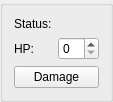
Old version of the form PlanePartDamageTracker.ui in the repository wchamilton/CEManeuverLog.
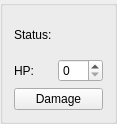
New version of the form.

```diff
--- a/PlanePartDamageTracker.ui
+++ b/PlanePartDamageTracker.ui
@@ -6,8 +6,8 @@
    <rect>
     <x>0</x>
     <y>0</y>
-    <width>107</width>
-    <height>89</height>
+    <width>117</width>
+    <height>124</height>
    </rect>
   </property>
   <property name="windowTitle">
```
